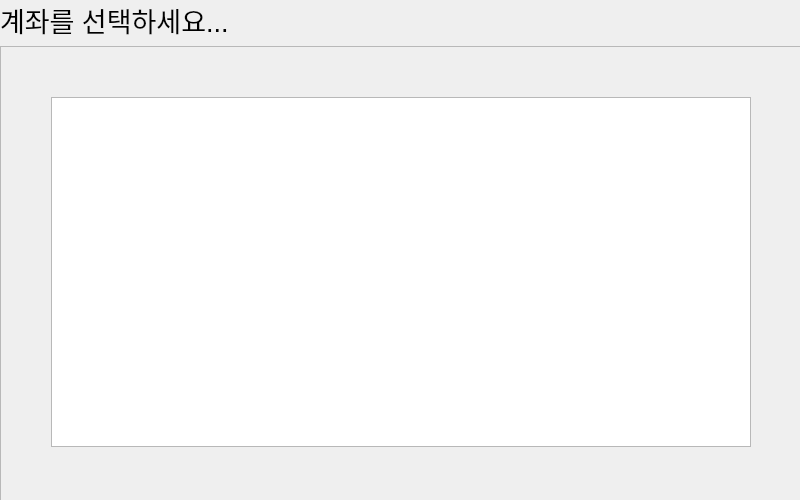
Before: the Qt Designer form account-list.ui in Veda-Qt/project, drawn with Qt 5.
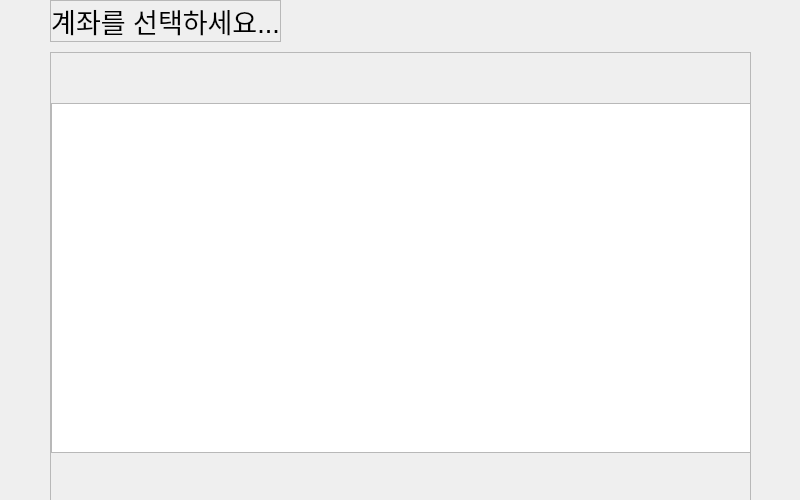
After: the same form once the commit is applied.

Commit message: CLEARUP: simple ui change

What changed in the file:
```diff
--- a/account-list.ui
+++ b/account-list.ui
@@ -23,25 +23,49 @@
     </rect>
    </property>
    <layout class="QVBoxLayout" name="vlay1" stretch="0,0">
+    <property name="spacing">
+     <number>10</number>
+    </property>
     <property name="sizeConstraint">
-     <enum>QLayout::SizeConstraint::SetNoConstraint</enum>
+     <enum>QLayout::SizeConstraint::SetMinimumSize</enum>
     </property>
     <property name="leftMargin">
-     <number>0</number>
+     <number>50</number>
+    </property>
+    <property name="rightMargin">
+     <number>50</number>
     </property>
     <item>
      <widget class="QLabel" name="lbl_acnt">
       <property name="enabled">
        <bool>true</bool>
       </property>
+      <property name="sizePolicy">
+       <sizepolicy hsizetype="Fixed" vsizetype="Fixed">
+        <horstretch>0</horstretch>
+        <verstretch>0</verstretch>
+       </sizepolicy>
+      </property>
       <property name="font">
        <font>
         <pointsize>20</pointsize>
        </font>
       </property>
+      <property name="frameShape">
+       <enum>QFrame::Shape::StyledPanel</enum>
+      </property>
+      <property name="frameShadow">
+       <enum>QFrame::Shadow::Plain</enum>
+      </property>
       <property name="text">
        <string>계좌를 선택하세요...</string>
       </property>
+      <property name="textFormat">
+       <enum>Qt::TextFormat::AutoText</enum>
+      </property>
+      <property name="alignment">
+       <set>Qt::AlignmentFlag::AlignCenter</set>
+      </property>
      </widget>
     </item>
     <item>
@@ -54,14 +78,14 @@
         <rect>
          <x>0</x>
          <y>0</y>
-         <width>797</width>
-         <height>446</height>
+         <width>699</width>
+         <height>441</height>
         </rect>
        </property>
        <widget class="QListView" name="lview_acnt">
         <property name="geometry">
          <rect>
-          <x>50</x>
+          <x>0</x>
           <y>50</y>
           <width>700</width>
           <height>350</height>
```
